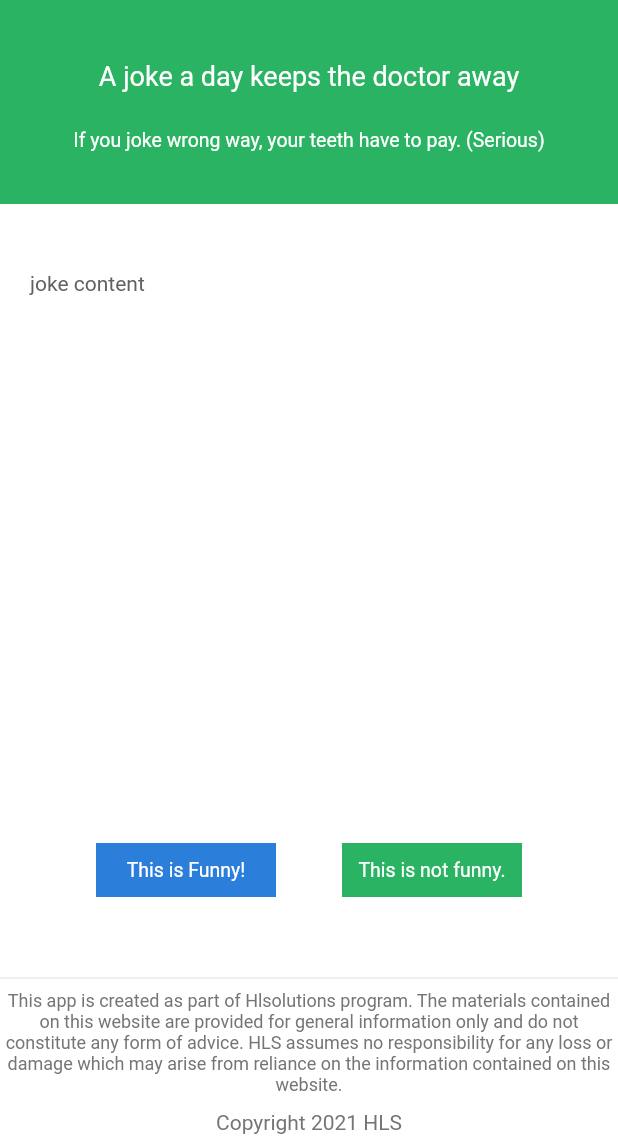
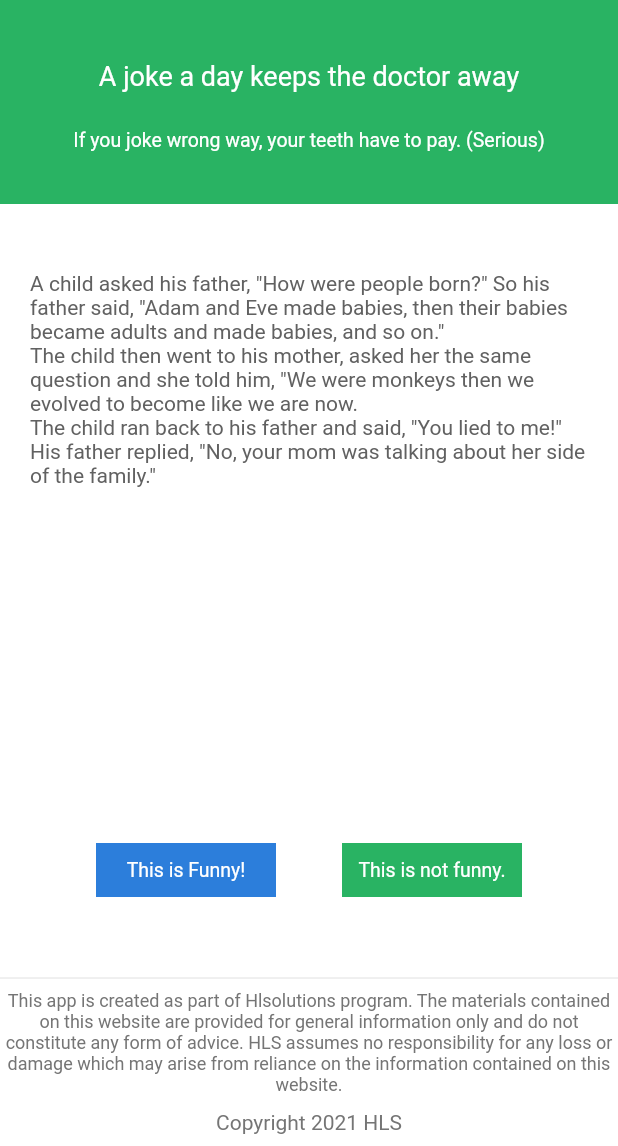
Before and after one commit to quangtuan171/HL_Assignment, a Flutter app: the screen it shows after launch, after a tap on "This is Funny!", on a phone screen of 412 x 824 dp, the part 90-1236 px from its top. Run offline on Flutter 3.47's test engine with Material 2 defaults, Android fonts, the phone set to English and light mode, and no system bars; our stand-ins replace shared_preferences.

Commit message:
Mobile: logic

```diff
--- /dev/null
+++ b/mobile/lib/controller.dart
@@ -0,0 +1,50 @@
+// ignore_for_file: invalid_use_of_visible_for_testing_member
+
+import 'package:mobile/utils.dart';
+import 'package:shared_preferences/shared_preferences.dart';
+
+class AppController {
+  static final AppController _instance = AppController._internal();
+  factory AppController() => _instance;
+  AppController._internal();
+
+  SharedPreferences? _prefs;
+
+  Future<void> init() async {
+    SharedPreferences.setMockInitialValues({});
+    _prefs = await SharedPreferences.getInstance();
+    reset();
+  }
+
+  String? getRandomUnreadJoke() {
+    List<int> unreadIndexes = [];
+    for (int i = 0; i < jokeContents.length; i++) {
+      if (!isRead(i)) {
+        unreadIndexes.add(i);
+      }
+    }
+    if (unreadIndexes.isEmpty) {
+      return null;
+    }
+    unreadIndexes.shuffle();
+    _setRead(unreadIndexes.first);
+    return jokeContents[unreadIndexes.first];
+  }
+
+  bool isRead(int index) {
+    return _prefs?.getBool('$_todayString-$index') ?? false;
+  }
+
+  Future<void> _setRead(int index) async {
+    await _prefs?.setBool('$_todayString-$index', true);
+  }
+
+  String get _todayString {
+    final now = DateTime.now();
+    return '${now.year}_${now.month}_${now.day}';
+  }
+
+  void reset() {
+    _prefs?.clear();
+  }
+}
--- a/mobile/lib/home_screen.dart
+++ b/mobile/lib/home_screen.dart
@@ -9,7 +9,7 @@ class HomeScreen extends StatelessWidget {
 
   @override
   Widget build(BuildContext context) {
-    return Scaffold(
+    return const Scaffold(
       backgroundColor: Colors.white,
       appBar: AppHeader(),
       body: Column(
--- a/mobile/lib/main.dart
+++ b/mobile/lib/main.dart
@@ -1,7 +1,10 @@
 import 'package:flutter/material.dart';
+import 'package:mobile/controller.dart';
 import 'package:mobile/home_screen.dart';
 
-void main() {
+void main() async {
+  WidgetsFlutterBinding.ensureInitialized();
+  await AppController().init();
   runApp(const App());
 }
 
--- a/mobile/lib/utils.dart
+++ b/mobile/lib/utils.dart
@@ -4,3 +4,14 @@ class AppColors {
   static const primary = Color(0xFF29B363);
   static const secondary = Color(0xFF2C7EDB);
 }
+
+final jokeContents = [
+  'A child asked his father, "How were people born?" So his father said, "Adam and Eve made babies, then their babies became adults and made babies, and so on."'
+      '\n'
+      'The child then went to his mother, asked her the same question and she told him, "We were monkeys then we evolved to become like we are now.'
+      '\n'
+      'The child ran back to his father and said, "You lied to me!" His father replied, "No, your mom was talking about her side of the family."',
+  'Teacher: "Kids,what does the chicken give you?" Student: "Meat!" Teacher: "Very good! Now what does the pig give you?" Student: "Bacon!" Teacher: "Great! And what does the fat cow give you?" Student: "Homework!"',
+  'The teacher asked Jimmy, "Why is your cat at school today Jimmy?" Jimmy replied crying, "Because I heard my daddy tell my mommy, \'I am going to eat that pussy once Jimmy leaves for school today!\'"',
+  'A housewife, an accountant and a lawyer were asked "How much is 2+2?" The housewife replies: "Four!". The accountant says: "I think it\'s either 3 or 4. Let me run those figures through my spreadsheet one more time." The lawyer pulls the drapes, dims the lights and asks in a hushed voice, "How much do you want it to be?"',
+];
--- a/mobile/lib/widgets/content.dart
+++ b/mobile/lib/widgets/content.dart
@@ -1,8 +1,28 @@
 import 'package:flutter/material.dart';
+import 'package:mobile/controller.dart';
 import 'package:mobile/utils.dart';
 
-class AppContent extends StatelessWidget {
+class AppContent extends StatefulWidget {
   const AppContent({super.key});
+
+  @override
+  State<AppContent> createState() => _AppContentState();
+}
+
+class _AppContentState extends State<AppContent> {
+  String? _joke;
+
+  void _nextJoke() {
+    setState(() {
+      _joke = AppController().getRandomUnreadJoke();
+    });
+  }
+
+  @override
+  void initState() {
+    _joke = AppController().getRandomUnreadJoke();
+    super.initState();
+  }
 
   @override
   Widget build(BuildContext context) {
@@ -10,27 +30,28 @@ class AppContent extends StatelessWidget {
       child: Padding(
         padding: const EdgeInsets.only(left: 20, right: 20, top: 45, bottom: 40),
         child: Column(
-          crossAxisAlignment: CrossAxisAlignment.start,
+          crossAxisAlignment: _joke == null ? CrossAxisAlignment.center : CrossAxisAlignment.start,
           children: [
             Expanded(
               child: Text(
-                'joke content',
+                _joke ?? 'That\'s all the jokes for today! Come back another day!',
                 style: TextStyle(fontSize: 14, color: Colors.grey[700]),
               ),
             ),
             const SizedBox(height: 20),
+            if (_joke != null)
               Row(
                 mainAxisAlignment: MainAxisAlignment.spaceEvenly,
                 children: [
                   _button(
                     'This is Funny!',
                     AppColors.secondary,
-                  () {},
+                    _nextJoke,
                   ),
                   _button(
                     'This is not funny.',
                     AppColors.primary,
-                  () {},
+                    _nextJoke,
                   ),
                 ],
               ),
--- a/mobile/pubspec.yaml
+++ b/mobile/pubspec.yaml
@@ -35,6 +35,7 @@ dependencies:
   # The following adds the Cupertino Icons font to your application.
   # Use with the CupertinoIcons class for iOS style icons.
   cupertino_icons: ^1.0.2
+  shared_preferences: ^2.2.2
 
 dev_dependencies:
   flutter_test:
```
Also changed, not shown: mobile/pubspec.lock. Lines whose indentation alone changed are shown as unchanged.
